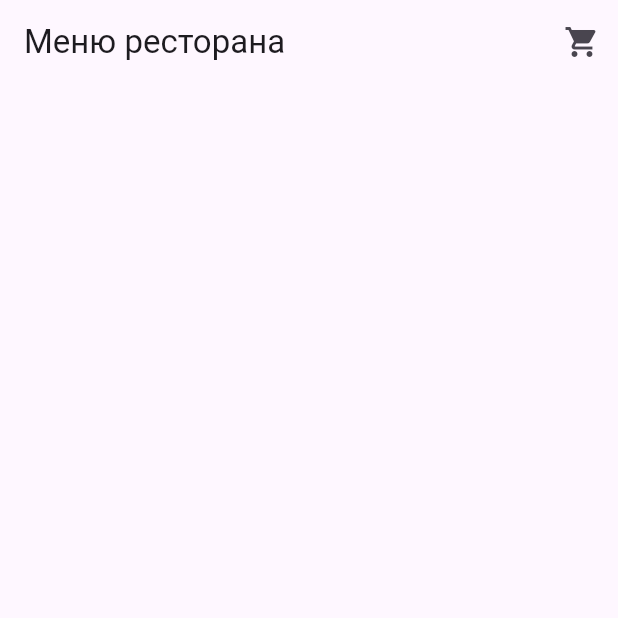
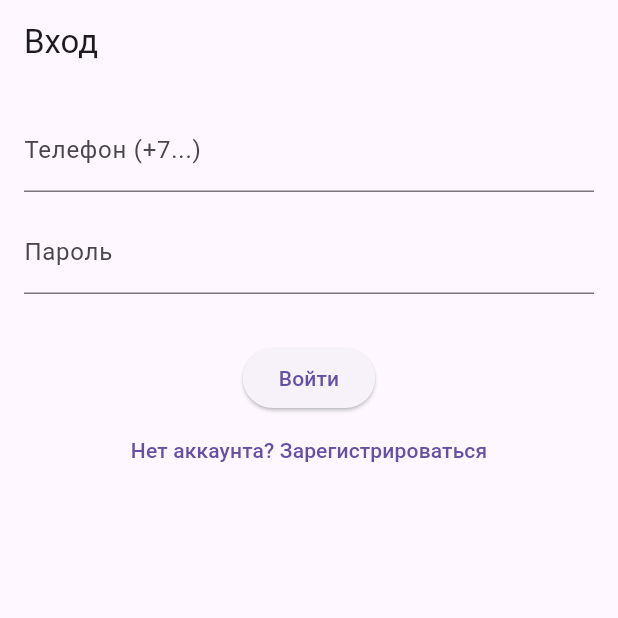
Before and after one commit to bereza07/foodapp_flutter, a Flutter app: the screen it shows after launch, on a phone screen of 412 x 824 dp, the top half of it. Run offline on Flutter 3.47's test engine with Material 3 defaults, Android fonts, the phone set to English and light mode, and no system bars; our stand-ins replace flutter_riverpod, supabase_flutter; accounts and stored records are empty.

Commit message:
auth added

```diff
--- a/lib/main.dart
+++ b/lib/main.dart
@@ -1,7 +1,7 @@
 import 'package:flutter/material.dart';
 import 'package:flutter_riverpod/flutter_riverpod.dart';
+import 'package:foodapp/src/core/auth_gate.dart';
 import 'package:foodapp/src/features/menu/presentation/controllers/menu_controller.dart';
-import 'package:foodapp/src/features/menu/presentation/screens/menu_screen.dart';
 import 'package:supabase_flutter/supabase_flutter.dart';
 import 'src/core/supabase_client.dart';
 import 'src/features/menu/data/menu_repository.dart';
@@ -30,7 +30,7 @@ class MyApp extends StatelessWidget {
   @override
   Widget build(BuildContext context) {
     return const MaterialApp(
-      home: MenuScreen(),
+      home: AuthGate(),
       debugShowCheckedModeBanner: false,
     );
   }
--- /dev/null
+++ b/lib/src/core/auth_gate.dart
@@ -0,0 +1,33 @@
+
+
+import 'package:flutter/material.dart';
+import 'package:flutter/widgets.dart';
+import 'package:flutter_riverpod/flutter_riverpod.dart';
+import 'package:foodapp/src/features/auth/presentation/controllers/auth_controller.dart';
+import 'package:foodapp/src/features/auth/presentation/screens/auth_sreen.dart';
+import 'package:foodapp/src/features/menu/presentation/screens/menu_screen.dart';
+
+class AuthGate extends ConsumerWidget {
+  const AuthGate({super.key});
+
+  @override
+  Widget build(BuildContext context, WidgetRef ref) {
+    final authState = ref.watch(authStateProvider);
+
+    return authState.when(
+      data: (user) {
+        if (user != null) {
+          return const MenuScreen();
+        } else {
+          return const AuthScreen();
+        }
+      },
+      loading: () => const Scaffold(
+        body: Center(child: CircularProgressIndicator()),
+      ),
+      error: (err, _) => Scaffold(
+        body: Center(child: Text('Ошибка: $err')),
+      ),
+    );
+  }
+}
--- /dev/null
+++ b/lib/src/features/auth/presentation/screens/auth_sreen.dart
@@ -0,0 +1,91 @@
+
+
+import 'package:flutter/material.dart';
+import 'package:flutter_riverpod/flutter_riverpod.dart';
+import 'package:foodapp/src/features/auth/presentation/controllers/auth_controller.dart';
+
+class AuthScreen extends ConsumerStatefulWidget {
+  const AuthScreen({super.key});
+
+  @override
+  ConsumerState<AuthScreen> createState() => _AuthScreenState();
+}
+
+class _AuthScreenState extends ConsumerState<AuthScreen> {
+  final phoneController = TextEditingController();
+  final passwordController = TextEditingController();
+  bool isLogin = true; // true = вход, false = регистрация
+
+  @override
+  Widget build(BuildContext context) {
+    final authState = ref.watch(authControllerProvider);
+
+    return Scaffold(
+      appBar: AppBar(
+        title: Text(isLogin ? 'Вход' : 'Регистрация'),
+      ),
+      body: Padding(
+        padding: const EdgeInsets.all(16.0),
+        child: Column(
+          children: [
+            TextField(
+              controller: phoneController,
+              decoration: const InputDecoration(
+                labelText: 'Телефон (+7...)',
+              ),
+              keyboardType: TextInputType.phone,
+            ),
+            const SizedBox(height: 12),
+            TextField(
+              controller: passwordController,
+              decoration: const InputDecoration(
+                labelText: 'Пароль',
+              ),
+              obscureText: true,
+            ),
+            const SizedBox(height: 20),
+
+            if (authState.error != null)
+              Text(
+                authState.error!,
+                style: const TextStyle(color: Colors.red),
+              ),
+
+            const SizedBox(height: 12),
+
+            authState.isLoading
+                ? const CircularProgressIndicator()
+                : ElevatedButton(
+                    onPressed: () {
+                      final phone = phoneController.text.trim();
+                      final pass = passwordController.text.trim();
+
+                      if (isLogin) {
+                        ref
+                            .read(authControllerProvider.notifier)
+                            .signInWithPhone(phone, pass);
+                      } else {
+                        ref
+                            .read(authControllerProvider.notifier)
+                            .signUpWithPhone(phone, pass);
+                      }
+                    },
+                    child: Text(isLogin ? 'Войти' : 'Зарегистрироваться'),
+                  ),
+
+            TextButton(
+              onPressed: () {
+                setState(() {
+                  isLogin = !isLogin;
+                });
+              },
+              child: Text(isLogin
+                  ? 'Нет аккаунта? Зарегистрироваться'
+                  : 'Есть аккаунт? Войти'),
+            )
+          ],
+        ),
+      ),
+    );
+  }
+}
--- a/lib/src/features/menu/data/menu_repository.dart
+++ b/lib/src/features/menu/data/menu_repository.dart
@@ -10,11 +10,6 @@ class MenuRepository {
   Future<List<MenuItem>> fetchMenu() async{
     final responce = await supabase.from('menu').select();
 
-    if (responce == null){
-      throw Exception('Пустой ответ сервера!');
-
-    }
-
     final data = responce as List<dynamic>;
 
     return data.map((e) => MenuItem.fromMap(e as Map<String, dynamic>),).toList();
```
Also changed, not shown: lib/src/features/auth/data/auth_repository.dart (added, +43 -0 lines), lib/src/features/auth/presentation/controllers/auth_controller.dart (added, +90 -0 lines), lib/src/features/cart/domain/cart_item.dart (+13 -0 lines), lib/src/features/cart/presentation/screens/cart_screen.dart (+5 -3 lines), lib/src/features/menu/presentation/screens/menu_screen.dart (+7 -0 lines), lib/src/features/orders/data/order_repository.dart (added, +15 -0 lines), lib/src/features/orders/domain/order.dart (added, +26 -0 lines), lib/src/features/orders/presentation/screens/order_screen.dart (added, +50 -0 lines), 1 other file.
